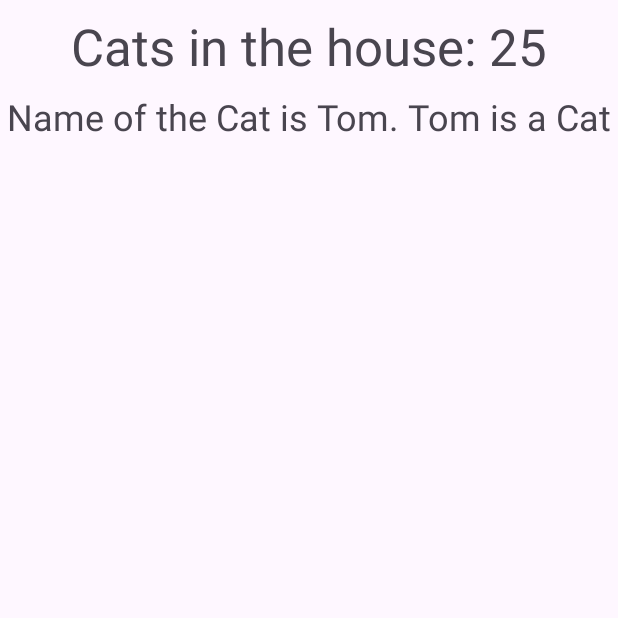
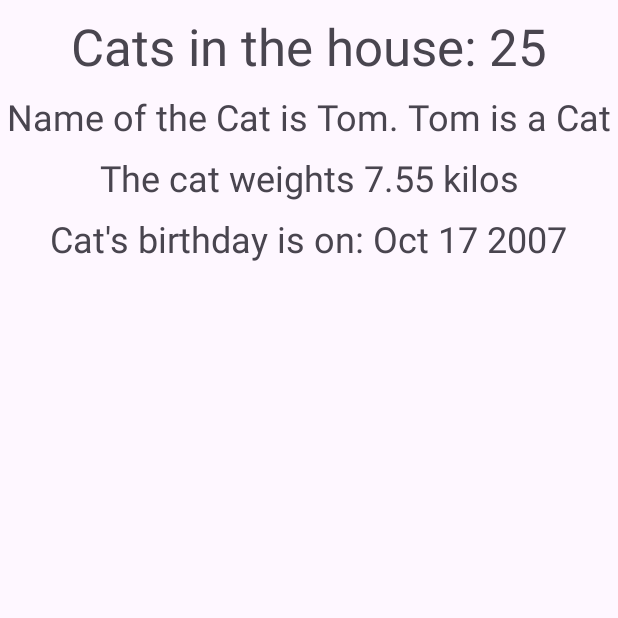
Before and after one commit to Android-Developer-Basic/Resources-1, an Android app: the screen it shows after launch (MainActivity), on a phone screen of 412 x 824 dp, the top half of it. Run offline under Robolectric (Android 15) with nearby library versions, the phone set to English and light mode, and no system bars.

Commit message:
Special formatting

```diff
--- a/app/build.gradle.kts
+++ b/app/build.gradle.kts
@@ -9,7 +9,7 @@ android {
 
     defaultConfig {
         applicationId = "otus.gpb.appresources"
-        minSdk = 24
+        minSdk = 26
         targetSdk = 34
         versionCode = 1
         versionName = "1.0"
--- a/app/src/main/java/otus/gpb/appresources/MainActivity.kt
+++ b/app/src/main/java/otus/gpb/appresources/MainActivity.kt
@@ -3,11 +3,14 @@ package otus.gpb.appresources
 import androidx.appcompat.app.AppCompatActivity
 import android.os.Bundle
 import android.widget.TextView
+import java.time.LocalDate
 
 class MainActivity : AppCompatActivity() {
 
     private lateinit var catsInHouse: TextView
     private lateinit var animalName: TextView
+    private lateinit var weightOfCat: TextView
+    private lateinit var bdOfCat: TextView
 
     override fun onCreate(savedInstanceState: Bundle?) {
         super.onCreate(savedInstanceState)
@@ -18,6 +21,12 @@ class MainActivity : AppCompatActivity() {
 
         animalName = findViewById(R.id.animal_name)
         setAnimalName()
+
+        weightOfCat = findViewById(R.id.cat_weight)
+        setCatWeight()
+
+        bdOfCat = findViewById(R.id.cat_birthday)
+        setCatBd()
     }
 
     private fun setCatsInHouse() {
@@ -27,4 +36,15 @@ class MainActivity : AppCompatActivity() {
     private fun setAnimalName() {
         animalName.text = getString(R.string.animal_name, "Cat", "Tom")
     }
+
+    private fun setCatWeight() {
+        weightOfCat.text = getString(R.string.cat_weight, 7.546534F)
+    }
+
+    private fun setCatBd() {
+        bdOfCat.text = getString(
+            R.string.cats_birthday,
+            LocalDate.of(2007, 10, 17)
+        )
+    }
 }
--- a/app/src/main/res/layout/activity_main.xml
+++ b/app/src/main/res/layout/activity_main.xml
@@ -28,4 +28,26 @@
         app:layout_constraintTop_toBottomOf="@id/cats_in_house"
         tools:text="Name of Cat is Tom. Tom is a Cat" />
 
+    <TextView
+        android:id="@+id/cat_weight"
+        android:layout_width="wrap_content"
+        android:layout_height="wrap_content"
+        android:layout_marginTop="8dp"
+        android:textSize="24sp"
+        app:layout_constraintEnd_toEndOf="parent"
+        app:layout_constraintStart_toStartOf="parent"
+        app:layout_constraintTop_toBottomOf="@id/animal_name"
+        tools:text="The cat weights 7.45 kilos" />
+
+    <TextView
+        android:id="@+id/cat_birthday"
+        android:layout_width="wrap_content"
+        android:layout_height="wrap_content"
+        android:layout_marginTop="8dp"
+        android:textSize="24sp"
+        app:layout_constraintEnd_toEndOf="parent"
+        app:layout_constraintStart_toStartOf="parent"
+        app:layout_constraintTop_toBottomOf="@id/cat_weight"
+        tools:text="Cat\'s birthday is on: Oct 17 2007" />
+
 </androidx.constraintlayout.widget.ConstraintLayout>
--- a/app/src/main/res/values/strings.xml
+++ b/app/src/main/res/values/strings.xml
@@ -11,4 +11,10 @@
 
     <!-- 1$s - обозначает номер переданного аргумента и его тип -->
     <string name="animal_name" translatable="false">Name of the %1$s is %2$s. %2$s is a %1$s</string>
+
+    <!-- .2f - кол-во цифр после запятой -->
+    <string name="cat_weight" translatable="false">The cat weights %.2f kilos</string>
+
+    <!-- t - тип аргумента - время, b,e,Y - флаги специфичные для данного типа -->
+    <string name="cats_birthday" translatable="false">Cat\'s birthday is on: %1$tb %1$te %1$tY</string>
 </resources>
```
